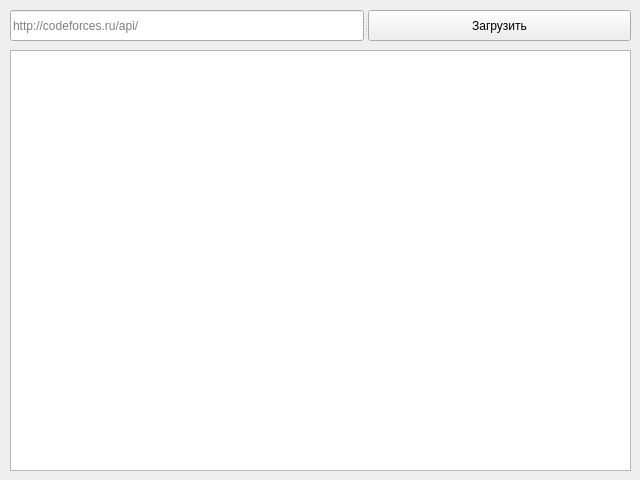
Above: mainwindow.ui from CodeAndMight/CodeforcesClient before the change. Below: the same form after it.
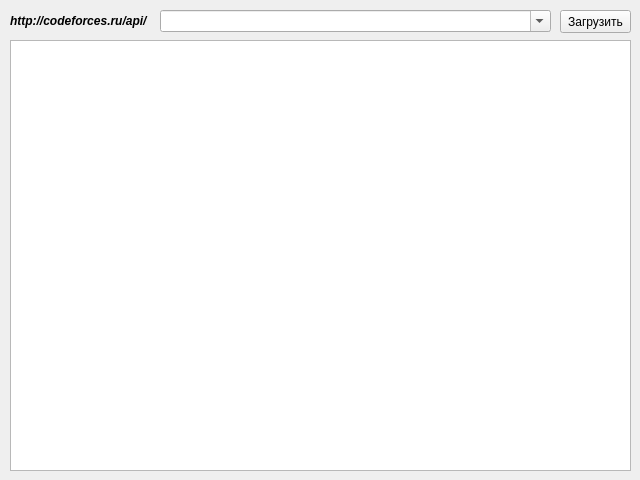
That is the form after the change.

The edit to the form file:
```diff
--- a/mainwindow.ui
+++ b/mainwindow.ui
@@ -10,51 +10,82 @@
     <height>480</height>
    </rect>
   </property>
+  <property name="maximumSize">
+   <size>
+    <width>640</width>
+    <height>480</height>
+   </size>
+  </property>
   <property name="windowTitle">
    <string>Codeforces Qt Client</string>
   </property>
   <widget class="QWidget" name="centralWidget">
-   <widget class="QTableWidget" name="apiResultTableWidget">
+   <widget class="QTreeWidget" name="treeWidget">
     <property name="geometry">
      <rect>
       <x>10</x>
-      <y>50</y>
+      <y>40</y>
       <width>621</width>
-      <height>421</height>
+      <height>431</height>
      </rect>
     </property>
+    <property name="columnCount">
+     <number>1</number>
+    </property>
+    <attribute name="headerVisible">
+     <bool>false</bool>
+    </attribute>
+    <column>
+     <property name="text">
+      <string notr="true">1</string>
+     </property>
+    </column>
    </widget>
-   <widget class="QSplitter" name="splitter">
+   <widget class="QComboBox" name="comboBox">
     <property name="geometry">
      <rect>
-      <x>10</x>
+      <x>160</x>
       <y>10</y>
-      <width>621</width>
-      <height>31</height>
+      <width>391</width>
+      <height>22</height>
      </rect>
     </property>
-    <property name="frameShape">
-     <enum>QFrame::NoFrame</enum>
-    </property>
-    <property name="frameShadow">
-     <enum>QFrame::Plain</enum>
-    </property>
-    <property name="orientation">
-     <enum>Qt::Horizontal</enum>
-    </property>
-    <property name="opaqueResize">
+    <property name="editable">
      <bool>true</bool>
     </property>
-    <widget class="QLineEdit" name="apiLineEdit">
-     <property name="placeholderText">
-      <string>http://codeforces.ru/api/</string>
-     </property>
-    </widget>
-    <widget class="QPushButton" name="loadPushButton">
+   </widget>
+   <widget class="QPushButton" name="pushButton">
+    <property name="geometry">
+     <rect>
+      <x>560</x>
+      <y>10</y>
+      <width>71</width>
+      <height>23</height>
+     </rect>
+    </property>
      <property name="text">
       <string>Загрузить</string>
      </property>
     </widget>
+   <widget class="QLabel" name="label">
+    <property name="geometry">
+     <rect>
+      <x>10</x>
+      <y>10</y>
+      <width>151</width>
+      <height>21</height>
+     </rect>
+    </property>
+    <property name="font">
+     <font>
+      <weight>75</weight>
+      <italic>true</italic>
+      <bold>true</bold>
+     </font>
+    </property>
+    <property name="text">
+     <string>http://codeforces.ru/api/</string>
+    </property>
    </widget>
   </widget>
  </widget>
```
Lines whose indentation alone changed are shown as unchanged.
